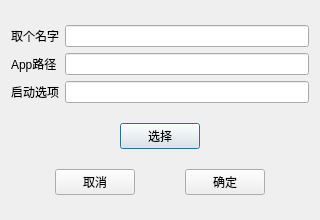
Qt form addappdialog.ui (mhduiy/AppRunTool) before a commit.
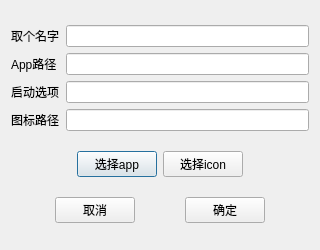
The same form after that commit.

Commit message: feat: 新增设置图标的功能

What changed in the file:
```diff
--- a/addappdialog.ui
+++ b/addappdialog.ui
@@ -7,19 +7,19 @@
     <x>0</x>
     <y>0</y>
     <width>320</width>
-    <height>220</height>
+    <height>250</height>
    </rect>
   </property>
   <property name="minimumSize">
    <size>
     <width>320</width>
-    <height>220</height>
+    <height>250</height>
    </size>
   </property>
   <property name="maximumSize">
    <size>
     <width>320</width>
-    <height>220</height>
+    <height>250</height>
    </size>
   </property>
   <property name="windowTitle">
@@ -28,15 +28,8 @@
   <layout class="QVBoxLayout" name="verticalLayout" stretch="5,1,1">
    <item>
     <layout class="QGridLayout" name="gridLayout">
-     <item row="0" column="0">
-      <widget class="QLabel" name="label">
-       <property name="text">
-        <string>取个名字</string>
-       </property>
-      </widget>
-     </item>
-     <item row="0" column="1">
-      <widget class="QLineEdit" name="ed_appName"/>
+     <item row="2" column="1">
+      <widget class="QLineEdit" name="ed_appOption"/>
      </item>
      <item row="1" column="0">
       <widget class="QLabel" name="label_2">
@@ -45,8 +38,8 @@
        </property>
       </widget>
      </item>
-     <item row="1" column="1">
-      <widget class="QLineEdit" name="ed_appPath"/>
+     <item row="0" column="1">
+      <widget class="QLineEdit" name="ed_appName"/>
      </item>
      <item row="2" column="0">
       <widget class="QLabel" name="label_3">
@@ -55,13 +48,30 @@
        </property>
       </widget>
      </item>
-     <item row="2" column="1">
-      <widget class="QLineEdit" name="ed_appOption"/>
+     <item row="0" column="0">
+      <widget class="QLabel" name="label">
+       <property name="text">
+        <string>取个名字</string>
+       </property>
+      </widget>
+     </item>
+     <item row="1" column="1">
+      <widget class="QLineEdit" name="ed_appPath"/>
+     </item>
+     <item row="3" column="0">
+      <widget class="QLabel" name="label_4">
+       <property name="text">
+        <string>图标路径</string>
+       </property>
+      </widget>
+     </item>
+     <item row="3" column="1">
+      <widget class="QLineEdit" name="ed_iconPath"/>
      </item>
     </layout>
    </item>
    <item>
-    <layout class="QHBoxLayout" name="horizontalLayout_2">
+    <layout class="QHBoxLayout" name="horizontalLayout_2" stretch="1,2,0,1">
      <item>
       <spacer name="horizontalSpacer_4">
        <property name="orientation">
@@ -76,9 +86,28 @@
       </spacer>
      </item>
      <item>
-      <widget class="QPushButton" name="btn_select">
+      <widget class="QPushButton" name="btn_selectApp">
+       <property name="maximumSize">
+        <size>
+         <width>80</width>
+         <height>16777215</height>
+        </size>
+       </property>
        <property name="text">
-        <string>选择</string>
+        <string>选择app</string>
+       </property>
+      </widget>
+     </item>
+     <item>
+      <widget class="QPushButton" name="btn_selectIcon">
+       <property name="maximumSize">
+        <size>
+         <width>80</width>
+         <height>16777215</height>
+        </size>
+       </property>
+       <property name="text">
+        <string>选择icon</string>
        </property>
       </widget>
      </item>
```
The commit also changes 5 other files.
